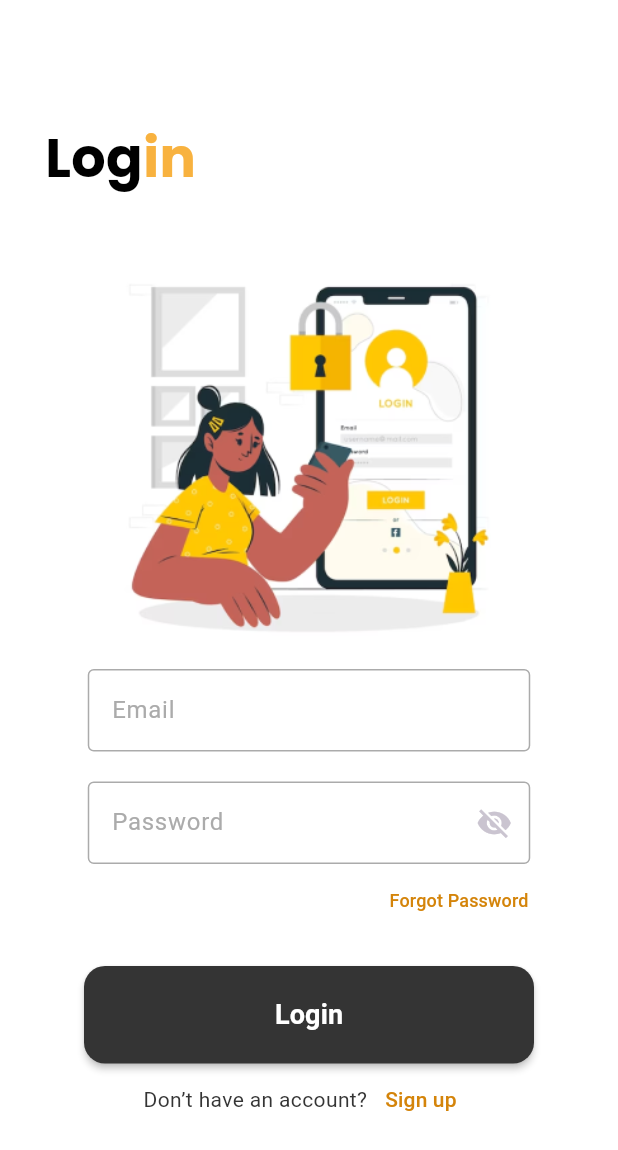
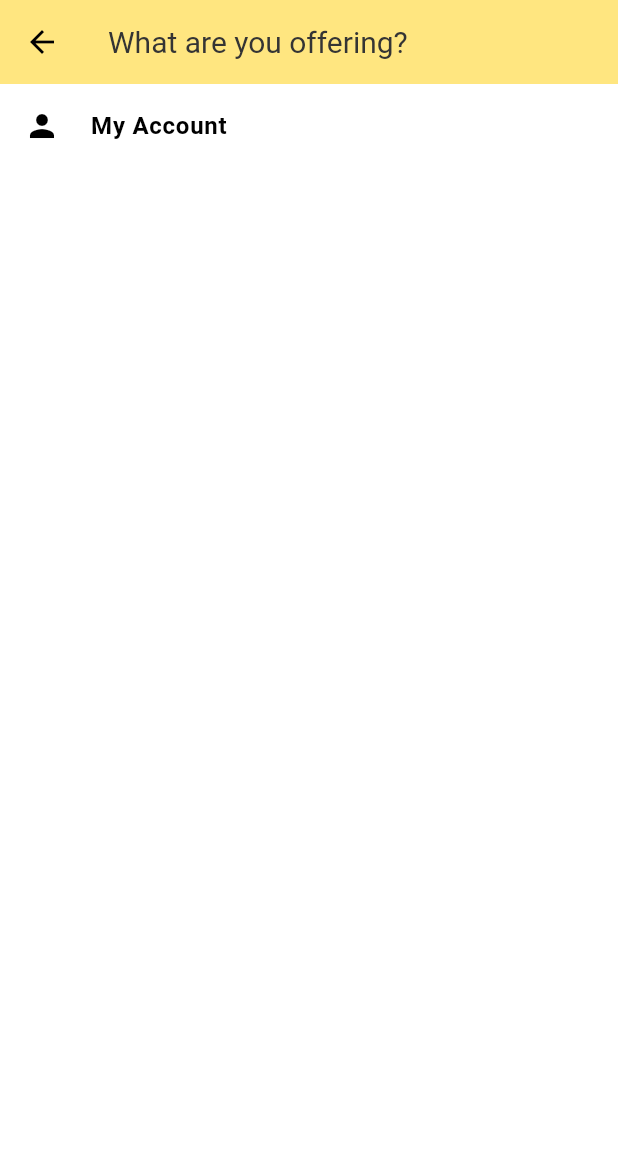
Before and after one commit to ARYANRAJ990/v_cart, a Flutter app: the Feed screen opened directly, item 2 of the bottom bar chosen, on a phone screen of 412 x 824 dp. Shown: the top 1150 px of the screen. Run offline on Flutter 3.47's test engine with Material 3 defaults, Android fonts, the phone set to English and light mode, and no system bars; our stand-ins replace cloud_firestore, curved_labeled_navigation_bar, firebase_auth, flutter_chat_types, flutter_chat_ui, flutter_spinkit and 3 more; missing offline and left inert: show_hide_password; accounts and stored records are empty; network calls fail.

Commit message:
sd
dssdsd

```diff
--- a/lib/chats/chatList.dart
+++ b/lib/chats/chatList.dart
@@ -16,7 +16,7 @@ class _chatlistState extends State<chatlist> {
       backgroundColor: Colors.white,
       appBar: AppBar(
         foregroundColor: Colors.black,
-        backgroundColor: Colors.white,
+        backgroundColor: Color(0xFFFFE680),
         title: Text(
           'Chat History',
           style: TextStyle(
--- a/lib/feed.dart
+++ b/lib/feed.dart
@@ -10,6 +10,7 @@ import 'package:v_cart/Proucts/product.dart';
 import 'package:v_cart/chats/chatList.dart';
 import 'package:v_cart/Navbar/drwaerNavbar.dart';
 import 'package:v_cart/login.dart';
+import 'package:v_cart/uploding_button/product_upload.dart';
 class Feed extends StatefulWidget {
 
 
@@ -260,7 +261,7 @@ class _FeedState extends State<Feed> {
               // Navigate to login page
                 Navigator.push(
                   context,
-                  MaterialPageRoute(builder: (context) => login()),
+                  MaterialPageRoute(builder: (context) => product_upload()),
                 );
                 break;
               case 2:
@@ -277,11 +278,13 @@ class _FeedState extends State<Feed> {
                 color: button1),
           ),
           CurvedNavigationBarItem(
-            child: Icon(Icons.add,
-                size: 38,
-                color: button2),
+            child: Icon(
+              Icons.add,
+              size: 38,
+              color: button2,
+            ),
           ),
-          CurvedNavigationBarItem(
+      CurvedNavigationBarItem(
             child: Icon(Icons.chat_rounded,
                 size: 30,color: button3),
           ),
--- a/lib/random.dart
+++ /dev/null
@@ -1,11 +0,0 @@
-class wow extends StatefulWidget {
-  const wow({super.key});
-
-  @override
-  State<wow> createState() => _wowState();
-}
-
-class _wowState extends State<wow> {
-  @override
-
-}
--- /dev/null
+++ b/lib/uploding_button/product_upload.dart
@@ -0,0 +1,45 @@
+import 'package:flutter/material.dart';
+class product_upload extends StatefulWidget {
+  const product_upload({super.key});
+
+  @override
+  State<product_upload> createState() => _product_uploadState();
+}
+
+class _product_uploadState extends State<product_upload> {
+  @override
+  Widget build(BuildContext context) {
+    return Scaffold(
+      backgroundColor: Colors.white,
+      appBar: AppBar(
+        foregroundColor: Colors.black,
+        backgroundColor: Color(0xFFFFE680),
+        title: Text('What are you offering?',
+          style: TextStyle(
+            color: Color(0xFF343434),
+            fontSize:20,
+            fontWeight: FontWeight.normal,
+          ),
+        ),
+      ),
+      body: Column(
+        children: [
+          ListTile(
+            leading: const Icon(Icons.person,color: Colors.black,),
+            title: const Text(' My Account',style: TextStyle(
+                color: Colors.black,
+                fontWeight: FontWeight.bold,
+                fontSize: 16),),
+            //tileColor: isSelected ? Colors.grey : null,
+            onTap: () {
+            // Navigator.push(
+            //   context,
+            //   MaterialPageRoute(builder: (context) =>   Myaccount()), // Assuming Feed is the widget you want to navigate to
+            // );
+            },
+          ),
+        ],
+      ),
+    );
+  }
+}
```
